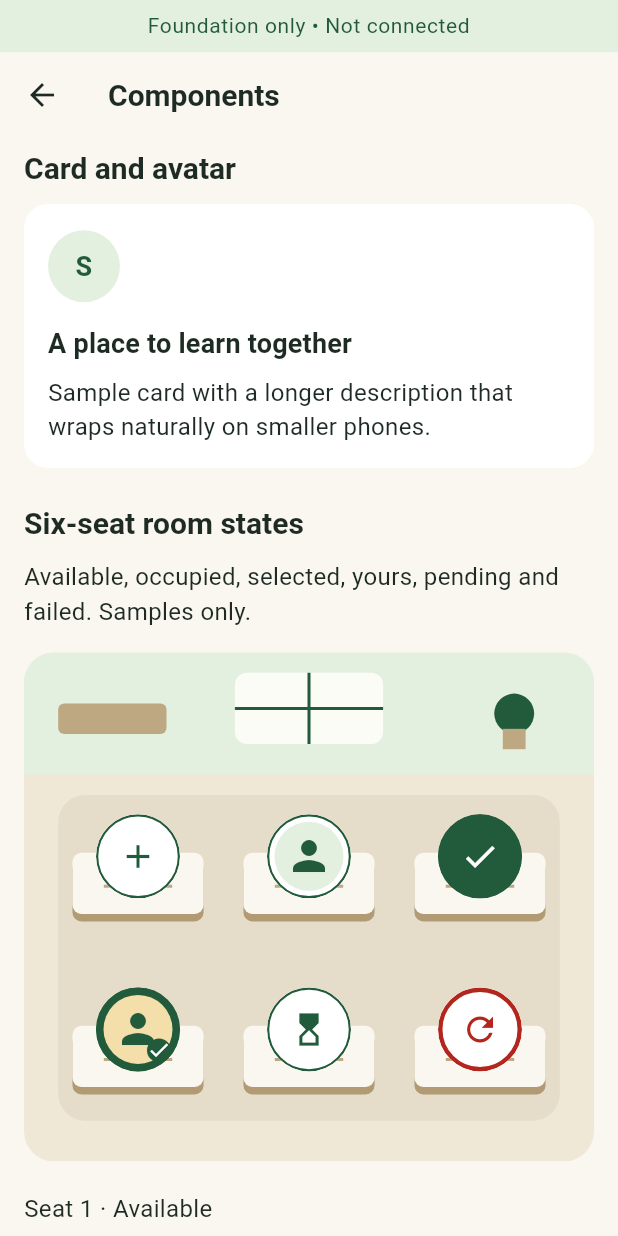
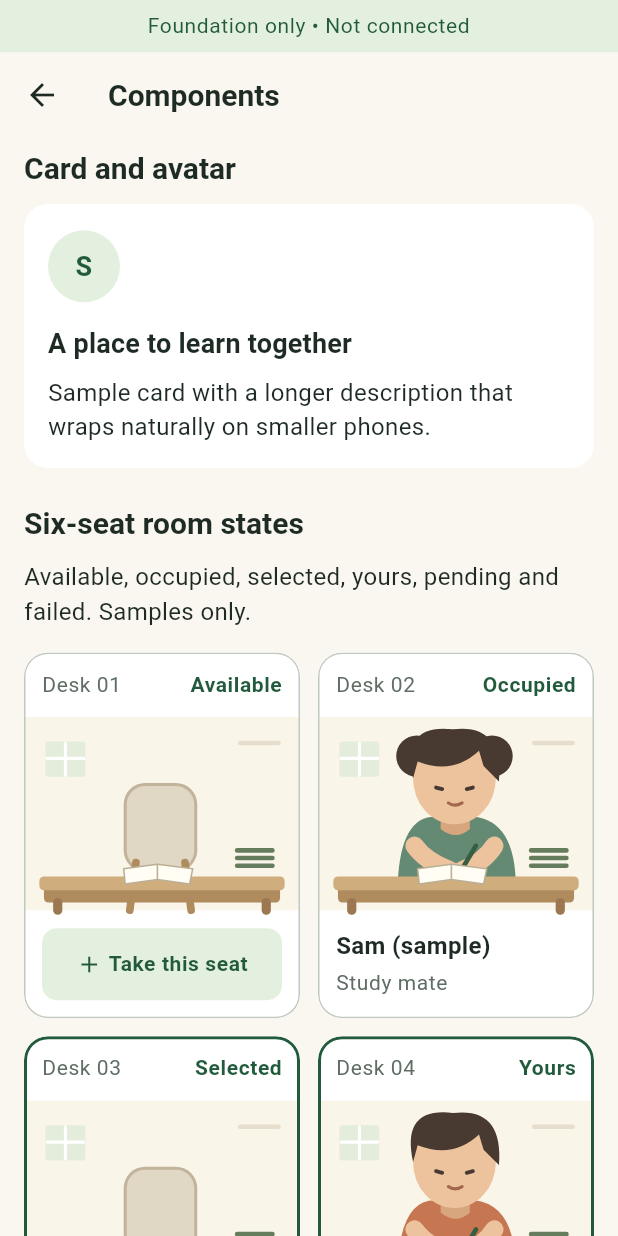
Before and after one commit to ShanukaGallage/studymates, a Flutter app: the ComponentGallery screen opened directly, scrolled down 576 dp, on a phone screen of 412 x 824 dp. Run offline on Flutter 3.47's test engine with Material 3 defaults, Android fonts, the phone set to English and light mode, and no system bars; our stand-ins replace cloud_firestore, firebase_auth, firebase_core, flutter_riverpod, go_router, material_ui; missing offline and left inert: mobile_scanner; accounts and stored records are empty.

Commit message:
classroom UI

```diff
--- a/lib/features/rooms/presentation/widgets/room_scene.dart
+++ b/lib/features/rooms/presentation/widgets/room_scene.dart
@@ -1,19 +1,10 @@
 import 'package:material_ui/material_ui.dart';
 
 import '../../../../core/theme/app_theme.dart';
+import 'desk_illustration.dart';
 import 'room_scene_models.dart';
 
-// Desk centers in the painted room's coordinate system. Background, avatars and
-// touch targets all use this same aspect-ratio-preserving coordinate space.
-const roomSeatCenters = [
-  Offset(.20, .43),
-  Offset(.50, .43),
-  Offset(.80, .43),
-  Offset(.20, .77),
-  Offset(.50, .77),
-  Offset(.80, .77),
-];
-
+// Presentation only: the caller supplies seat state and handles all actions.
 class RoomScene extends StatelessWidget {
   const RoomScene({
     super.key,
@@ -26,88 +17,98 @@ class RoomScene extends StatelessWidget {
   final bool selectionEnabled;
 
   @override
-  Widget build(BuildContext context) => Column(
+  Widget build(BuildContext context) => Align(
+    alignment: Alignment.topCenter,
+    child: ConstrainedBox(
+      constraints: const BoxConstraints(maxWidth: 640),
+      child: LayoutBuilder(
+        builder: (context, constraints) {
+          // Natural card heights let names and controls wrap without shrinking text.
+          final columns =
+              constraints.maxWidth < 280 ||
+                  MediaQuery.textScalerOf(context).scale(16) > 24
+              ? 1
+              : 2;
+          return Column(
             crossAxisAlignment: CrossAxisAlignment.stretch,
             children: [
-      LayoutBuilder(
-        builder: (context, constraints) {
-          // Keep targets at least 48px even in unusually narrow split-screen views.
-          final width = constraints.maxWidth < 280
-              ? 280.0
-              : constraints.maxWidth;
-          final height = width / 1.12;
-          return SingleChildScrollView(
-            scrollDirection: Axis.horizontal,
-            child: SizedBox(
-              width: width,
-              height: height,
-              child: ClipRRect(
-                borderRadius: BorderRadius.circular(20),
-                child: Stack(
+              for (var start = 0; start < seats.length; start += columns) ...[
+                if (start > 0) const SizedBox(height: AppSpacing.md),
+                IntrinsicHeight(
+                  child: Row(
+                    crossAxisAlignment: CrossAxisAlignment.stretch,
                     children: [
-                    Positioned.fill(
-                      child: CustomPaint(painter: _RoomPainter()),
-                    ),
-                    for (final seat in seats)
-                      Positioned(
-                        left: roomSeatCenters[seat.number - 1].dx * width - 28,
-                        top: roomSeatCenters[seat.number - 1].dy * height - 38,
-                        width: 56,
-                        height: 56,
-                        child: _SceneSeat(
-                          seat: seat,
-                          enabled:
-                              selectionEnabled &&
-                              seat.status != RoomSeatStatus.occupied &&
-                              seat.status != RoomSeatStatus.pending &&
-                              seat.status != RoomSeatStatus.yours,
-                          onTap: () => onSeatTap(seat.number),
+                      for (var offset = 0; offset < columns; offset++) ...[
+                        if (offset > 0) const SizedBox(width: AppSpacing.md),
+                        Expanded(
+                          child: start + offset >= seats.length
+                              ? const SizedBox.shrink()
+                              : _DeskCard(
+                                  seat: seats[start + offset],
+                                  selectionEnabled: selectionEnabled,
+                                  onTap: () =>
+                                      onSeatTap(seats[start + offset].number),
                                 ),
                         ),
                       ],
+                    ],
                   ),
+                ),
+              ],
+            ],
+          );
+        },
       ),
     ),
   );
-        },
-      ),
-      const SizedBox(height: AppSpacing.lg),
-      // Scalable names/status text sits outside the fixed scene geometry.
-      for (final seat in seats)
-        Padding(
-          padding: const EdgeInsets.symmetric(vertical: AppSpacing.xs),
-          child: Text('Seat ${seat.number} · ${seat.description}'),
-        ),
-    ],
-  );
 }
 
-class _SceneSeat extends StatelessWidget {
-  const _SceneSeat({
+class _DeskCard extends StatelessWidget {
+  const _DeskCard({
     required this.seat,
-    required this.enabled,
+    required this.selectionEnabled,
     required this.onTap,
   });
   final RoomSeat seat;
-  final bool enabled;
+  final bool selectionEnabled;
   final VoidCallback onTap;
+
   @override
   Widget build(BuildContext context) {
-    final colors = Theme.of(context).colorScheme;
+    final theme = Theme.of(context);
+    final colors = theme.colorScheme;
+    final interactive = switch (seat.status) {
+      RoomSeatStatus.available ||
+      RoomSeatStatus.selected ||
+      RoomSeatStatus.failed => true,
+      _ => false,
+    };
+    final enabled = selectionEnabled && interactive;
     final active =
         seat.status == RoomSeatStatus.selected ||
         seat.status == RoomSeatStatus.yours;
     final failed = seat.status == RoomSeatStatus.failed;
-    final foreground = failed
-        ? colors.error
-        : active
-        ? colors.onPrimary
-        : colors.primary;
+    final accent = failed ? colors.error : colors.primary;
+    final label = switch (seat.status) {
+      RoomSeatStatus.available => 'Available',
+      RoomSeatStatus.occupied => 'Occupied',
+      RoomSeatStatus.selected => 'Selected',
+      RoomSeatStatus.yours => 'Yours',
+      RoomSeatStatus.pending => 'Pending',
+      RoomSeatStatus.failed => 'Try again',
+    };
+    final action = switch (seat.status) {
+      RoomSeatStatus.available => 'Take this seat',
+      RoomSeatStatus.selected => 'Clear selection',
+      RoomSeatStatus.failed => 'Retry selection',
+      RoomSeatStatus.pending => 'Checking…',
+      _ => seat.description,
+    };
     final icon = switch (seat.status) {
       RoomSeatStatus.available => Icons.add,
-      RoomSeatStatus.occupied => Icons.person,
+      RoomSeatStatus.occupied => Icons.person_outline,
       RoomSeatStatus.selected => Icons.check,
-      RoomSeatStatus.yours => Icons.person_pin,
+      RoomSeatStatus.yours => Icons.verified_outlined,
       RoomSeatStatus.pending => Icons.hourglass_top,
       RoomSeatStatus.failed => Icons.refresh,
     };
@@ -117,46 +118,114 @@ class _SceneSeat extends StatelessWidget {
       button: true,
       enabled: enabled,
       selected: active,
+      liveRegion: seat.status == RoomSeatStatus.pending || failed,
       onTap: enabled ? onTap : null,
       child: ExcludeSemantics(
-        child: Tooltip(
-          message: 'Seat ${seat.number}: ${seat.description}',
         child: Material(
-            color: active ? colors.primary : colors.surface,
-            shape: CircleBorder(
+          color: colors.surface,
+          shape: RoundedRectangleBorder(
+            borderRadius: BorderRadius.circular(16),
             side: BorderSide(
-                color: failed ? colors.error : colors.primary,
-                width: active || failed ? 3 : 1.5,
+              color: active || failed ? accent : colors.outlineVariant,
+              width: active || failed ? 2 : 1,
             ),
           ),
           clipBehavior: Clip.antiAlias,
           child: InkWell(
             onTap: enabled ? onTap : null,
-              child: Stack(
-                alignment: Alignment.center,
+            child: Column(
+              crossAxisAlignment: CrossAxisAlignment.stretch,
+              mainAxisSize: MainAxisSize.min,
               children: [
-                  if (seat.occupant != null)
-                    Positioned.fill(
-                      child: Padding(
-                        padding: const EdgeInsets.all(5),
-                        child: _Avatar(avatarId: seat.occupant!.avatarId),
+                Padding(
+                  padding: const EdgeInsets.all(AppSpacing.md),
+                  child: Wrap(
+                    alignment: WrapAlignment.spaceBetween,
+                    spacing: AppSpacing.sm,
+                    runSpacing: AppSpacing.xs,
+                    children: [
+                      Text(
+                        'Desk ${seat.number.toString().padLeft(2, '0')}',
+                        style: theme.textTheme.bodySmall?.copyWith(
+                          color: colors.onSurfaceVariant,
                         ),
                       ),
-                  if (seat.occupant == null)
-                    Icon(icon, color: foreground, size: 26),
-                  if (seat.status == RoomSeatStatus.yours)
-                    Positioned(
-                      right: 6,
-                      bottom: 6,
-                      child: DecoratedBox(
+                      Text(
+                        label,
+                        style: theme.textTheme.bodySmall?.copyWith(
+                          color: accent,
+                          fontWeight: FontWeight.w700,
+                        ),
+                      ),
+                    ],
+                  ),
+                ),
+                DeskIllustration(avatarId: seat.occupant?.avatarId),
+                Padding(
+                  padding: const EdgeInsets.all(AppSpacing.md),
+                  child: seat.occupant != null
+                      ? Column(
+                          crossAxisAlignment: CrossAxisAlignment.start,
+                          children: [
+                            Text(
+                              seat.occupant!.name,
+                              style: theme.textTheme.bodyMedium?.copyWith(
+                                fontWeight: FontWeight.w700,
+                              ),
+                            ),
+                            const SizedBox(height: AppSpacing.xs),
+                            Text(
+                              seat.status == RoomSeatStatus.yours
+                                  ? seat.description
+                                  : 'Study mate',
+                              style: theme.textTheme.bodySmall?.copyWith(
+                                color: colors.onSurfaceVariant,
+                              ),
+                            ),
+                          ],
+                        )
+                      : Container(
+                          constraints: const BoxConstraints(minHeight: 48),
+                          padding: const EdgeInsets.all(AppSpacing.sm),
                           decoration: BoxDecoration(
-                          color: colors.primary,
-                          shape: BoxShape.circle,
+                            color: failed
+                                ? colors.errorContainer
+                                : colors.primaryContainer,
+                            borderRadius: BorderRadius.circular(10),
                           ),
-                        child: Icon(
-                          Icons.check,
-                          size: 16,
-                          color: colors.onPrimary,
+                          child: Center(
+                            child: Wrap(
+                              alignment: WrapAlignment.center,
+                              crossAxisAlignment: WrapCrossAlignment.center,
+                              spacing: AppSpacing.xs,
+                              children: [
+                                Icon(icon, size: 18, color: accent),
+                                Text(
+                                  action,
+                                  textAlign: TextAlign.center,
+                                  style: theme.textTheme.bodySmall?.copyWith(
+                                    color: accent,
+                                    fontWeight: FontWeight.w600,
+                                  ),
+                                ),
+                              ],
+                            ),
+                          ),
+                        ),
+                ),
+                if (seat.status == RoomSeatStatus.selected)
+                  Padding(
+                    padding: const EdgeInsets.fromLTRB(
+                      AppSpacing.md,
+                      0,
+                      AppSpacing.md,
+                      AppSpacing.md,
+                    ),
+                    child: Text(
+                      'Local choice only',
+                      textAlign: TextAlign.center,
+                      style: theme.textTheme.bodySmall?.copyWith(
+                        color: colors.onSurfaceVariant,
                       ),
                     ),
                   ),
@@ -165,111 +234,6 @@ class _SceneSeat extends StatelessWidget {
           ),
         ),
       ),
-      ),
     );
   }
 }
-
-// Avatar is independent of the background/desk layer and contains no baked text.
-class _Avatar extends StatelessWidget {
-  const _Avatar({required this.avatarId});
-  final String avatarId;
-  @override
-  Widget build(BuildContext context) => DecoratedBox(
-    decoration: BoxDecoration(
-      shape: BoxShape.circle,
-      color: avatarId == 'amber'
-          ? const Color(0xFFF4DEAA)
-          : AppColors.softAccent,
-    ),
-    child: const Icon(Icons.person, color: AppColors.primary, size: 32),
-  );
-}
-
-class _RoomPainter extends CustomPainter {
-  @override
-  void paint(Canvas canvas, Size size) {
-    final w = size.width, h = size.height;
-    final paint = Paint();
-    canvas.drawRect(Offset.zero & size, paint..color = const Color(0xFFF0E8D7));
-    canvas.drawRect(
-      Rect.fromLTWH(0, 0, w, h * .24),
-      paint..color = AppColors.softAccent,
-    );
-    // Window and shelf: static room scenery only.
-    canvas.drawRRect(
-      RRect.fromRectAndRadius(
-        Rect.fromLTWH(w * .37, h * .04, w * .26, h * .14),
-        const Radius.circular(8),
-      ),
-      paint..color = const Color(0xFFFBFCF6),
-    );
-    canvas.drawLine(
-      Offset(w * .50, h * .04),
-      Offset(w * .50, h * .18),
-      paint
-        ..color = AppColors.primary
-        ..strokeWidth = 2,
-    );
-    canvas.drawLine(Offset(w * .37, h * .11), Offset(w * .63, h * .11), paint);
-    canvas.drawRRect(
-      RRect.fromRectAndRadius(
-        Rect.fromLTWH(w * .06, h * .10, w * .19, h * .06),
-        const Radius.circular(4),
-      ),
-      paint..color = const Color(0xFFBDA882),
-    );
-    canvas.drawCircle(
-      Offset(w * .86, h * .12),
-      w * .035,
-      paint..color = AppColors.primary,
-    );
-    canvas.drawRect(
-      Rect.fromLTWH(w * .84, h * .15, w * .04, h * .04),
-      paint..color = const Color(0xFFBDA882),
-    );
-    // A shared rug anchors the six independent desk and avatar layers.
-    canvas.drawRRect(
-      RRect.fromRectAndRadius(
-        Rect.fromLTWH(w * .06, h * .28, w * .88, h * .64),
-        const Radius.circular(18),
-      ),
-      paint..color = const Color(0xFFE5DDC9),
-    );
-    for (final center in roomSeatCenters) {
-      final x = center.dx * w, y = center.dy * h;
-      canvas.drawRRect(
-        RRect.fromRectAndRadius(
-          Rect.fromCenter(
-            center: Offset(x, y + 13),
-            width: w * .23,
-            height: h * .12,
-          ),
-          const Radius.circular(6),
-        ),
-        paint..color = const Color(0xFFB29B74),
-      );
-      canvas.drawRRect(
-        RRect.fromRectAndRadius(
-          Rect.fromCenter(
-            center: Offset(x, y + 8),
-            width: w * .23,
-            height: h * .12,
-          ),
-          const Radius.circular(6),
-        ),
-        paint..color = const Color(0xFFFAF7F0),
-      );
-      canvas.drawLine(
-        Offset(x - w * .06, y + 10),
-        Offset(x + w * .06, y + 10),
-        paint
-          ..color = const Color(0xFFBDA882)
-          ..strokeWidth = 2,
-      );
-    }
-  }
-
-  @override
-  bool shouldRepaint(covariant _RoomPainter oldDelegate) => false;
-}
```
Also changed, not shown: lib/features/rooms/presentation/widgets/desk_illustration.dart (added, +228 -0 lines), lib/features/rooms/presentation/widgets/room_lobby_preview.dart (+31 -0 lines), 6 other files. Lines whose indentation alone changed are shown as unchanged.
